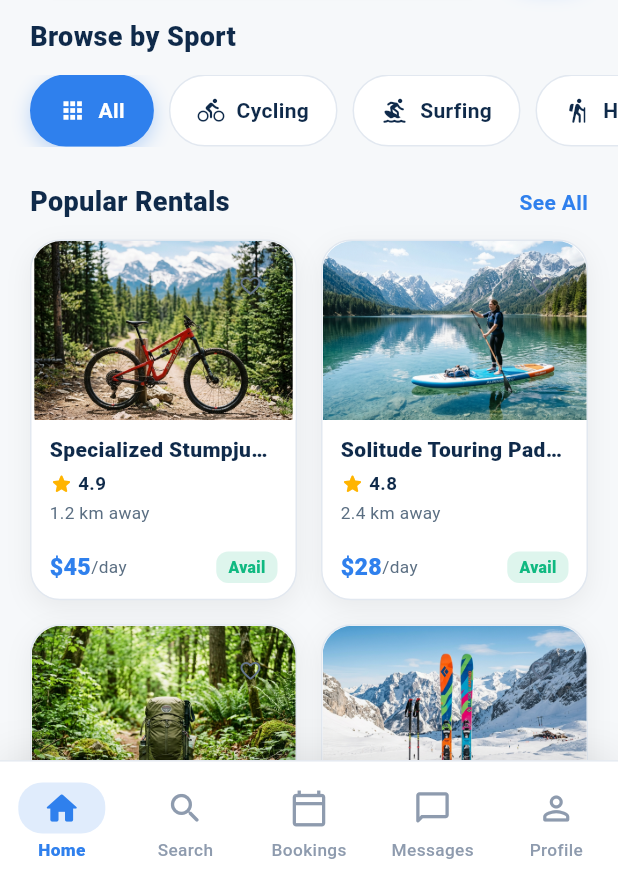
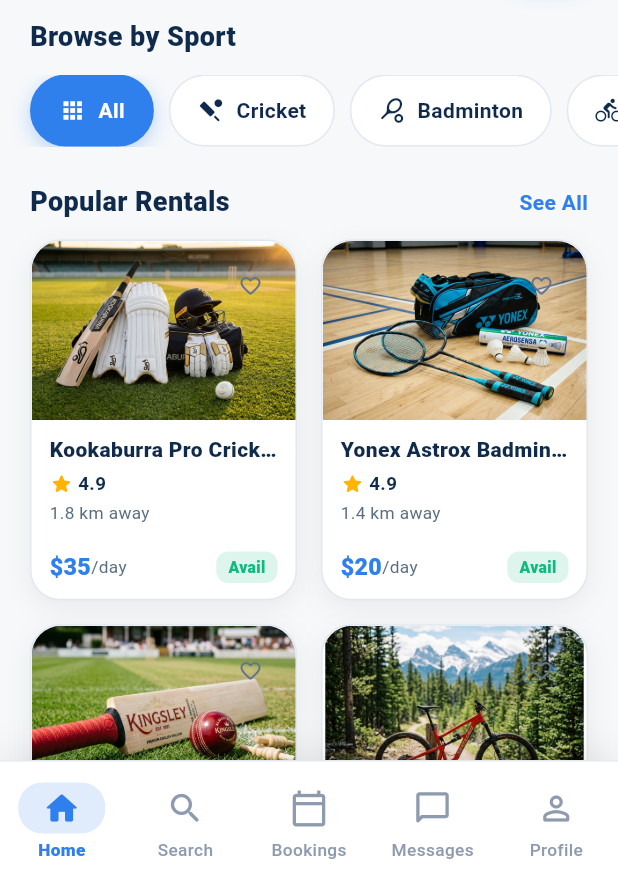
Before and after one commit to chanukav/geargo_mobile_app, a Flutter app: the screen it shows after launch, after a tap on "Skip", on a phone screen of 412 x 824 dp, the part 353-1236 px from its top. Run offline on Flutter 3.47's test engine with Material 3 defaults, Android fonts, the phone set to English and light mode, and no system bars; our stand-ins replace cloud_firestore, firebase_auth, firebase_core, google_sign_in, image_picker, shared_preferences; accounts and stored records are empty.

Commit message:
feat: add filter screen, home tab, gear items, and related assets

```diff
--- a/lib/core/utils/image_helper.dart
+++ b/lib/core/utils/image_helper.dart
@@ -18,6 +18,21 @@
   });
 
   static const List<GearImagePreset> presets = [
+    GearImagePreset(
+      title: 'Kookaburra Pro Cricket Kit',
+      categoryId: 'cricket',
+      imageUrl: 'assets/images/gear_cricket_kit.jpg',
+    ),
+    GearImagePreset(
+      title: 'Yonex Astrox Badminton Set',
+      categoryId: 'badminton',
+      imageUrl: 'assets/images/gear_badminton_set.jpg',
+    ),
+    GearImagePreset(
+      title: 'Kingsley Reserve Cricket Bat',
+      categoryId: 'cricket',
+      imageUrl: 'assets/images/gear_cricket_bat.jpg',
+    ),
     GearImagePreset(
       title: 'Trek Fuel Mountain Bike',
       categoryId: 'mountain_bikes',
--- a/lib/models/gear_item.dart
+++ b/lib/models/gear_item.dart
@@ -25,9 +25,53 @@
   });
 }
 
-const List<String> gearCategories = ['All', 'Cycling', 'Surfing', 'Hiking', 'Skiing'];
+const List<String> gearCategories = [
+  'All',
+  'Cricket',
+  'Badminton',
+  'Cycling',
+  'Surfing',
+  'Hiking',
+  'Skiing',
+];
 
 const List<GearItem> sampleGear = [
+  GearItem(
+    name: 'Kookaburra Pro Cricket Kit',
+    owner: 'Kasun M.',
+    category: 'Cricket',
+    image: 'assets/images/gear_cricket_kit.jpg',
+    rating: 4.9,
+    reviews: 46,
+    distanceKm: 1.8,
+    pricePerDay: 35,
+    available: true,
+    verified: true,
+  ),
+  GearItem(
+    name: 'Yonex Astrox Badminton Set',
+    owner: 'Shanuka P.',
+    category: 'Badminton',
+    image: 'assets/images/gear_badminton_set.jpg',
+    rating: 4.9,
+    reviews: 32,
+    distanceKm: 1.4,
+    pricePerDay: 20,
+    available: true,
+    verified: true,
+  ),
+  GearItem(
+    name: 'Kingsley Reserve Cricket Bat',
+    owner: 'Mahesh D.',
+    category: 'Cricket',
+    image: 'assets/images/gear_cricket_bat.jpg',
+    rating: 5.0,
+    reviews: 28,
+    distanceKm: 2.2,
+    pricePerDay: 25,
+    available: true,
+    verified: true,
+  ),
   GearItem(
     name: 'Specialized Stumpjumper',
     owner: 'Marcus V.',
--- a/lib/screens/home/filter_screen.dart
+++ b/lib/screens/home/filter_screen.dart
@@ -26,6 +26,8 @@
 }
 
 const List<String> filterCategories = [
+  'Cricket',
+  'Badminton',
   'Cycling',
   'Surfing',
   'Hiking',
--- a/lib/screens/home/tabs/home_tab.dart
+++ b/lib/screens/home/tabs/home_tab.dart
@@ -12,6 +12,10 @@
 
 IconData categoryIcon(String c) {
   switch (c) {
+    case 'Cricket':
+      return Icons.sports_cricket_rounded;
+    case 'Badminton':
+      return Icons.sports_tennis_rounded;
     case 'Cycling':
       return Icons.directions_bike_rounded;
     case 'Surfing':
```
Also changed, not shown: assets/images/gear_badminton_set.jpg (added), assets/images/gear_cricket_bat.jpg (added), assets/images/gear_cricket_kit.jpg (added).
